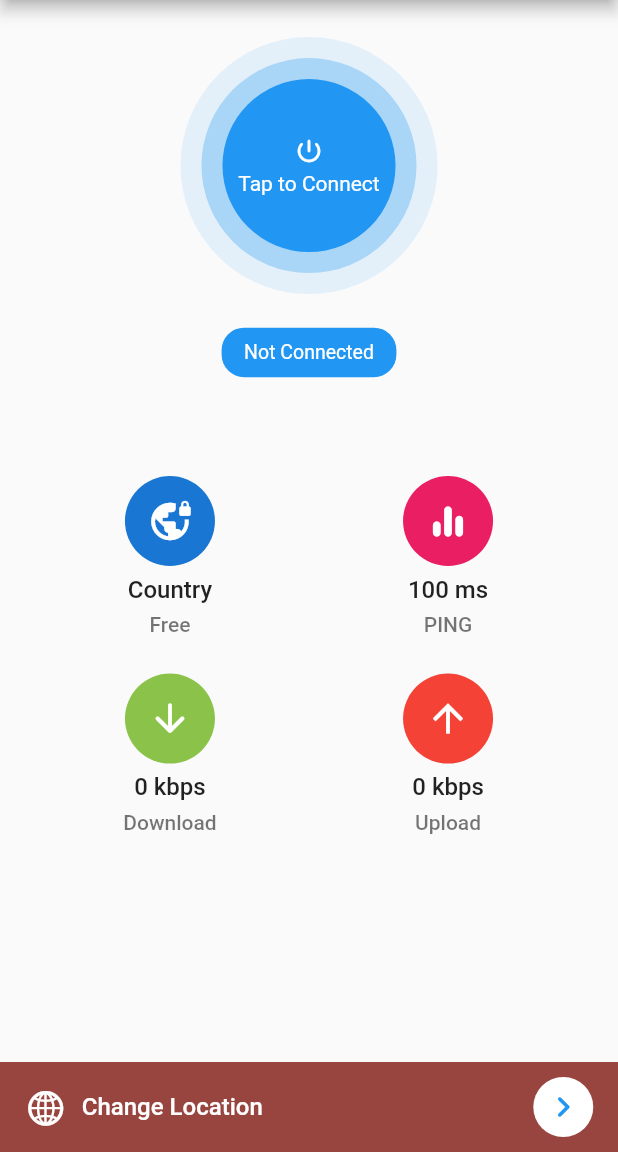
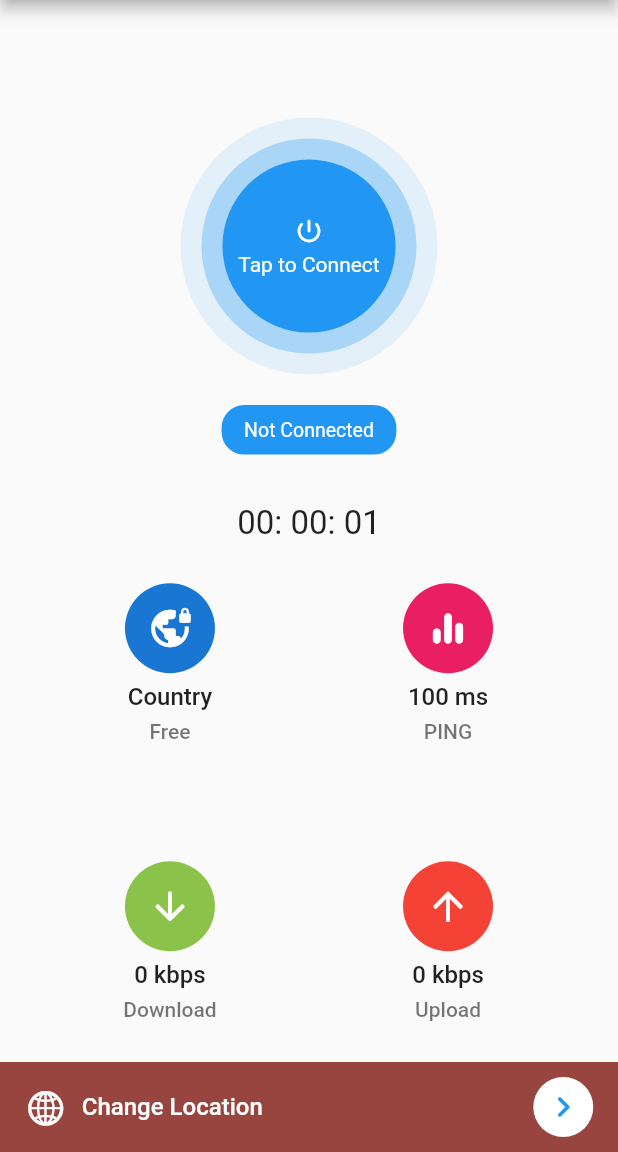
Before and after one commit to sakchyamdhaurali/VPNDai-APP, a Flutter app: the screen it shows after launch, after a tap on "Tap to Connect", on a phone screen of 412 x 824 dp, the part 84-1236 px from its top. Run offline on Flutter 3.47's test engine with Material 2 defaults, Android fonts, the phone set to English and light mode, and no system bars; our stand-ins replace get; statements that could not run were skipped.

Commit message:
added timer

```diff
--- a/lib/main.dart
+++ b/lib/main.dart
@@ -1,6 +1,7 @@
 
 import 'package:flutter/material.dart';
 import 'package:flutter/services.dart';
+import 'package:get/get.dart';
 import 'package:vpn_basic_project/screens/splash_screen.dart';
 // import 'screens/home_screen.dart';
 
@@ -30,7 +31,7 @@ class _MyAppState extends State<MyApp> {
 
   @override
   Widget build(BuildContext context) {
-    return MaterialApp(
+    return GetMaterialApp(
       debugShowCheckedModeBanner: false,
       title: 'VPNDai',
 
--- a/lib/screens/home_screen.dart
+++ b/lib/screens/home_screen.dart
@@ -5,6 +5,8 @@ import 'package:flutter/material.dart';
 import 'package:flutter/scheduler.dart';
 
 import 'package:flutter/services.dart' show rootBundle;
+import 'package:get/state_manager.dart';
+import 'package:vpn_basic_project/widgets/countdown_timer.dart';
 import 'package:vpn_basic_project/widgets/home_card.dart';
 
 import '../main.dart';
@@ -21,6 +23,8 @@ class _HomeScreenState extends State<HomeScreen> {
   String _vpnState = VpnEngine.vpnDisconnected;
   List<VpnConfig> _listVpn = [];
   VpnConfig? _selectedVpn;
+
+  final RxBool _startTimer= false.obs;
 
   @override
   void initState() {
@@ -75,7 +79,8 @@ class _HomeScreenState extends State<HomeScreen> {
         title: Text('VPNDai'),
         actions: [
           IconButton(
-            onPressed: () {},
+            onPressed: () {
+            },
             icon: Icon(Icons.brightness_medium),
           ),
           Padding(
@@ -89,14 +94,16 @@ class _HomeScreenState extends State<HomeScreen> {
       ),
       bottomNavigationBar: _changeLocation(),
       body: Column(
-          mainAxisSize: MainAxisSize.min,
+        mainAxisAlignment: MainAxisAlignment.spaceEvenly,
           crossAxisAlignment: CrossAxisAlignment.stretch,
           children: [
             SizedBox(
               height: mq.height * .03,
               width: double.maxFinite,
             ),
+            //vpnbutton
             _vpnButton(),
+
 
             Row(
               mainAxisAlignment: MainAxisAlignment.center,
@@ -181,9 +188,13 @@ SizedBox(height: mq.height*.03,),
   Widget _vpnButton() => Column(
         crossAxisAlignment: CrossAxisAlignment.stretch,
         children: [
-          GestureDetector(
+          Semantics(
+            button: true,
+            child: InkWell(
               onTap: () {
                 print('clicked');
+              _startTimer.value= !_startTimer.value;
+
               },
               child: Container(
                 padding: EdgeInsets.all(14),
@@ -224,15 +235,16 @@ SizedBox(height: mq.height*.03,),
                 ),
               ),
             ),
+          ),
           SizedBox(
-            height: 10,
+            height: 8,
           ),
 
 //connection status
           Column(
             children: [
               Container(
-                margin: EdgeInsets.only(top: mq.height * .015, bottom: mq.height* .08),
+                margin: EdgeInsets.only(top: mq.height * .015, bottom: mq.height* .04),
                 padding: EdgeInsets.symmetric(horizontal: 15, vertical: 9),
                 decoration: BoxDecoration(
                   color: Colors.blue,
@@ -249,6 +261,9 @@ SizedBox(height: mq.height*.03,),
               ),
             ],
           ),
+
+            Center(child: Obx(() =>  CountdownTimer(startTimer: _startTimer.value))),
+
         ],
       );
 }
--- a/lib/screens/splash_screen.dart
+++ b/lib/screens/splash_screen.dart
@@ -1,5 +1,6 @@
 import 'package:flutter/material.dart';
 import 'package:flutter/services.dart';
+import 'package:get/route_manager.dart';
 import 'package:vpn_basic_project/screens/home_screen.dart';
 
 class SplashScreen extends StatefulWidget {
@@ -18,8 +19,10 @@ class _SplashScreenState extends State<SplashScreen> {
     (){
 SystemChrome.setEnabledSystemUIMode(SystemUiMode.edgeToEdge);
 
-      Navigator.pushReplacement(context, MaterialPageRoute(builder: (_)=>HomeScreen())
-      );
+      Get.off(()=>HomeScreen());
+      // Navigator.pushReplacement(context, MaterialPageRoute(builder: (_)=>HomeScreen())
+
+
     }
     );
   }
--- /dev/null
+++ b/lib/widgets/countdown_timer.dart
@@ -0,0 +1,52 @@
+import 'dart:async';
+
+import 'package:flutter/material.dart';
+
+class CountdownTimer extends StatefulWidget {
+  final bool startTimer;
+
+  const CountdownTimer({Key? key, required this.startTimer}) : super(key: key);
+
+  @override
+  State<CountdownTimer> createState() => _CountdownTimerState();
+}
+
+class _CountdownTimerState extends State<CountdownTimer> {
+  Duration _duration = Duration();
+  Timer? _timer;
+
+  _startTimer() {
+    _timer = Timer.periodic(Duration(seconds: 1), (timer) {
+      setState(() {
+        _duration = Duration(seconds: _duration.inSeconds + 1);
+      });
+    });
+  }
+
+  _stopTimer() {
+    setState(() {
+      _timer?.cancel();
+      _timer = null;
+      _duration = Duration();
+    });
+  }
+
+  @override
+  Widget build(BuildContext context) {
+    if(_timer==null|| !widget.startTimer)
+
+    widget.startTimer ? _startTimer() : _stopTimer();
+
+    String twodigit(int n) => n.toString().padLeft(2, '0');
+    final minutes = twodigit(_duration.inMinutes.remainder(60));
+    final seconds = twodigit(_duration.inSeconds.remainder(60));
+    final hours = twodigit(_duration.inHours.remainder(60));
+
+    return Text(
+      '$hours: $minutes: $seconds',
+      style: TextStyle(
+        fontSize: 22,
+      ),
+    );
+  }
+}
--- a/pubspec.yaml
+++ b/pubspec.yaml
@@ -14,6 +14,7 @@ dependencies:
   cupertino_icons: ^1.0.6
   flutter:
     sdk: flutter
+  get: ^4.6.6
 
 
 
```
Also changed, not shown: pubspec.lock. Lines whose indentation alone changed are shown as unchanged.
